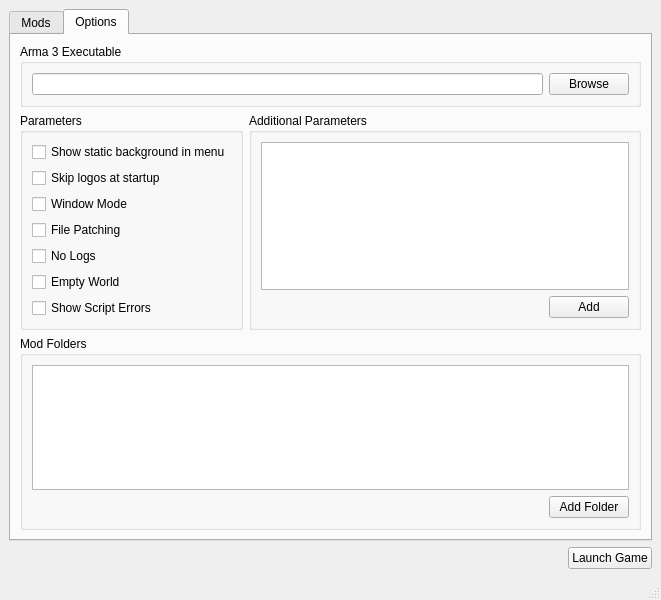
First picture: the form in mainwindow.ui, repository leyondlee/Arma3ModLauncher, before the edit.
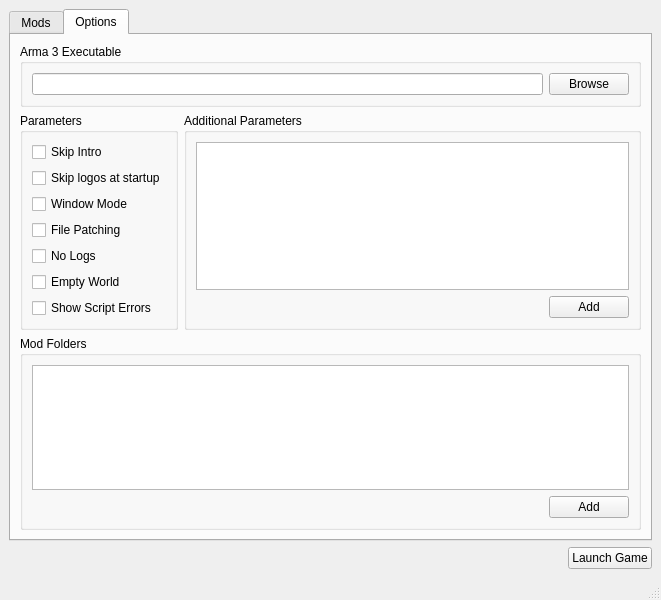
Second picture: the form after the edit. Custom widgets are drawn as their Qt base class.

Commit message: Add rename mod group folder, expand and select all, refresh mods, browse executable file, add/remove mod folders

```diff
--- a/mainwindow.ui
+++ b/mainwindow.ui
@@ -172,7 +172,7 @@
              <item>
               <widget class="QCheckBox" name="skipIntroCheckBox">
                <property name="text">
-                <string>Show static background in menu</string>
+                <string>Skip Intro</string>
                </property>
               </widget>
              </item>
@@ -299,7 +299,7 @@
              <item>
               <widget class="QPushButton" name="modFoldersAddPushButton">
                <property name="text">
-                <string>Add Folder</string>
+                <string>Add</string>
                </property>
               </widget>
              </item>
```
Left out of the diff: 4 changed lines with no effect on the pictures. The commit also changes 13 other files.
